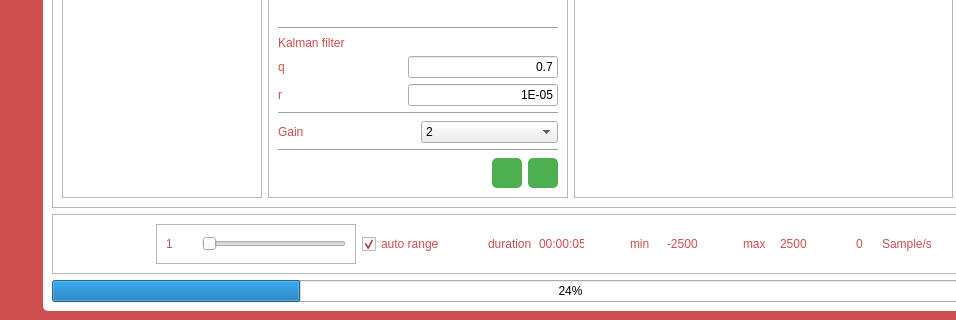
This is mainwindow.ui in minhnhan210196/Evteck as Qt 5 draws it before an edit; both pictures show x 0 to 956 and y 527 to 847 of the 1107 by 847 pixel window. The edited form follows.
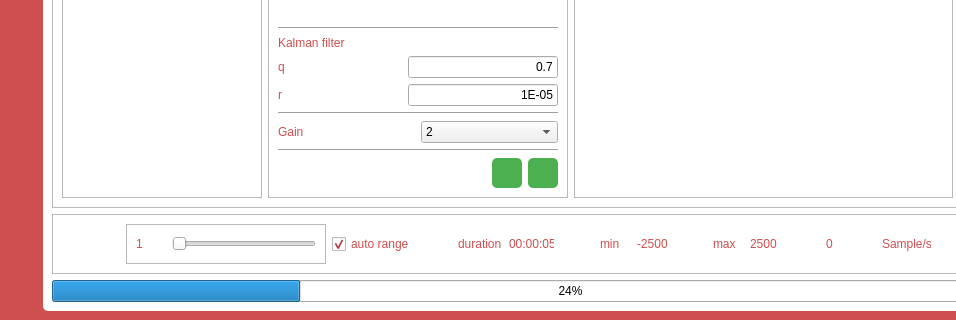
This is the edited form. Icons and pictures are not drawn.

Diff of the .ui file:
```diff
--- a/mainwindow.ui
+++ b/mainwindow.ui
@@ -1500,10 +1500,16 @@
                  <bool>false</bool>
                 </property>
                 <property name="minimum">
-                 <number>1</number>
+                 <number>1000</number>
                 </property>
                 <property name="maximum">
-                 <number>10</number>
+                 <number>20000</number>
+                </property>
+                <property name="singleStep">
+                 <number>100</number>
+                </property>
+                <property name="pageStep">
+                 <number>100</number>
                 </property>
                 <property name="orientation">
                  <enum>Qt::Horizontal</enum>
@@ -1742,13 +1748,13 @@
                 <widget class="QLabel" name="sample_value">
                  <property name="minimumSize">
                   <size>
-                   <width>20</width>
+                   <width>50</width>
                    <height>0</height>
                   </size>
                  </property>
                  <property name="maximumSize">
                   <size>
-                   <width>20</width>
+                   <width>50</width>
                    <height>16777215</height>
                   </size>
                  </property>
```
